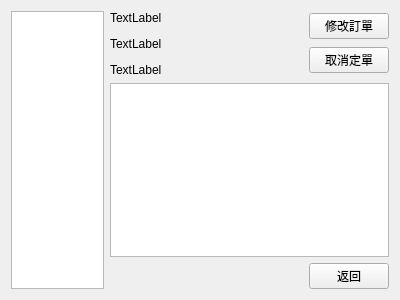
This is client/DepotSystemClient/Form/checkorderform.ui in B10215037/DepotSystem as Qt 5 draws it before an edit. The edited form follows.
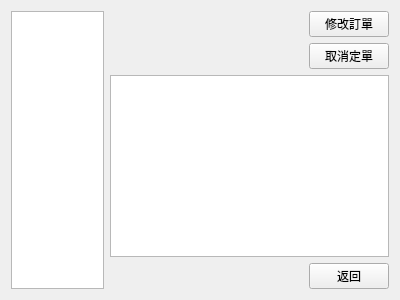
This is the edited form.

What changed in the file:
```diff
--- a/client/DepotSystemClient/Form/checkorderform.ui
+++ b/client/DepotSystemClient/Form/checkorderform.ui
@@ -24,7 +24,7 @@
        <item>
         <widget class="QLabel" name="label_2">
          <property name="text">
-          <string>&lt;html&gt;&lt;head/&gt;&lt;body&gt;&lt;p&gt;TextLabel&lt;/p&gt;&lt;p&gt;TextLabel&lt;/p&gt;&lt;p&gt;TextLabel&lt;/p&gt;&lt;/body&gt;&lt;/html&gt;</string>
+          <string>&lt;html&gt;&lt;head/&gt;&lt;body&gt;&lt;p&gt;&lt;br/&gt;&lt;/p&gt;&lt;/body&gt;&lt;/html&gt;</string>
          </property>
         </widget>
        </item>
```
Left out of the diff: 6 changed lines with no effect on the pictures.
